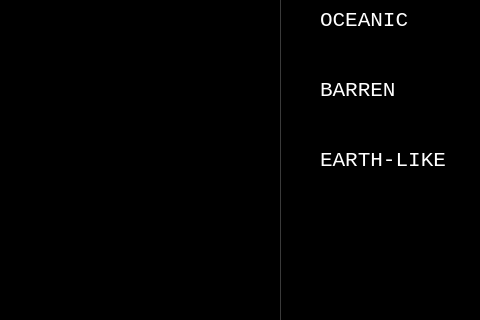
This is starmapui.ui in wilcroft/starmap-ui as Qt 5 draws it before an edit; both pictures show x 520 to 1000 and y 401 to 721 of the 1000 by 817 pixel window. The edited form follows.
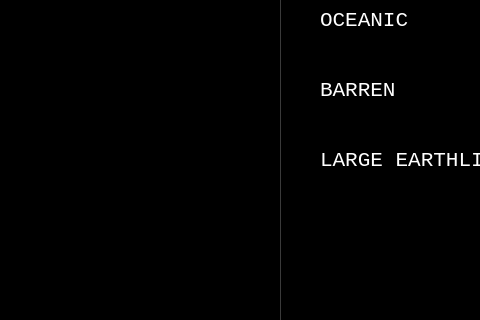
This is the edited form.

What changed in the file:
```diff
--- a/starmapui.ui
+++ b/starmapui.ui
@@ -272,10 +272,14 @@
      <font>
       <family>Lucida Console</family>
       <pointsize>16</pointsize>
+      <kerning>true</kerning>
      </font>
     </property>
     <property name="text">
-     <string>EARTH-LIKE</string>
+     <string>LARGE EARTHLIKE</string>
+    </property>
+    <property name="scaledContents">
+     <bool>true</bool>
     </property>
    </widget>
    <widget class="QGraphicsView" name="planetTwoView">
```
Left out of the diff: 12 changed lines with no effect on the pictures.
